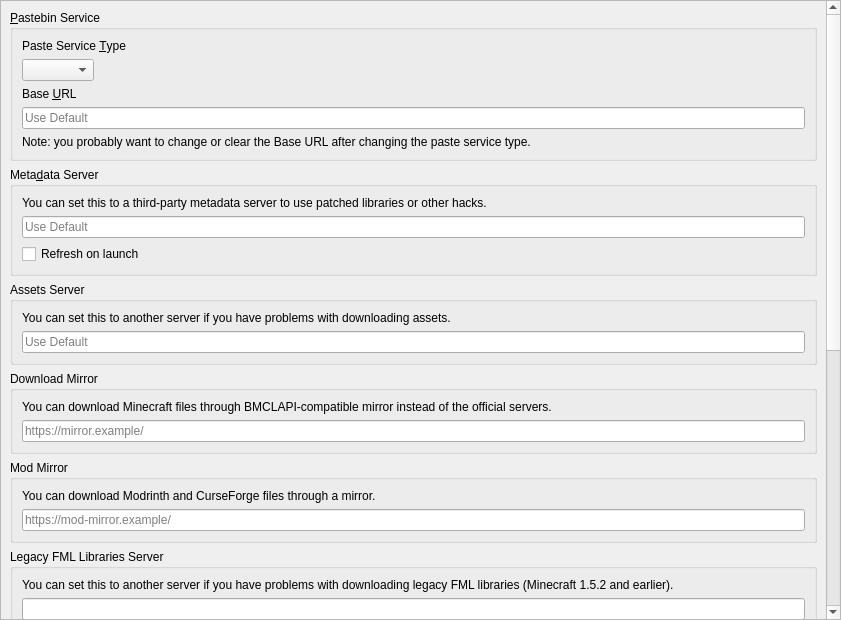
This is launcher/ui/pages/global/APIPage.ui in AP1028/PrismLauncher as Qt 5 draws it before an edit. The edited form follows.
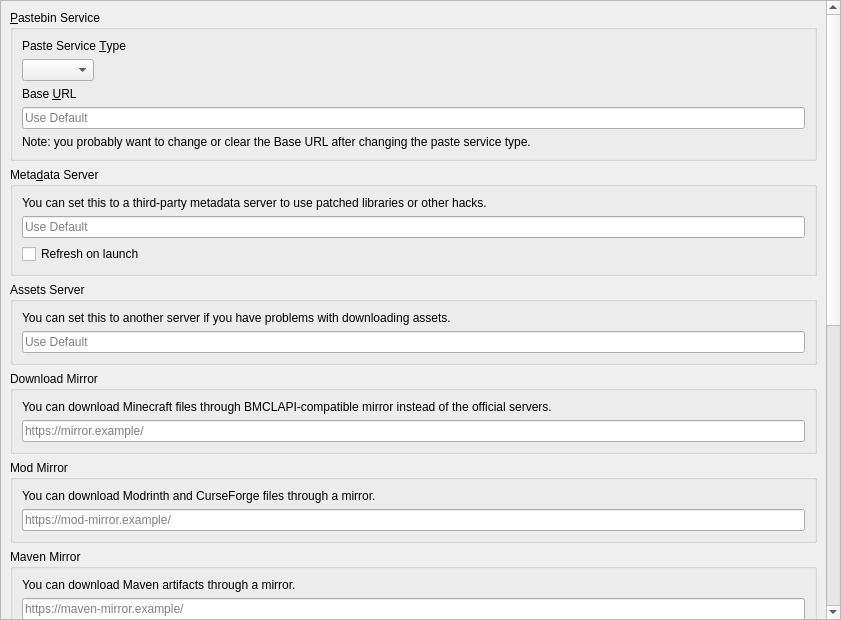
This is the edited form.

Commit message:
feat: add Maven mirror
Adds a Maven Mirror URL setting. When set, requests to repo1.maven.org
and repo.maven.apache.org are rewritten to the mirror at the network
request layer.

What changed in the file:
```diff
--- a/launcher/ui/pages/global/APIPage.ui
+++ b/launcher/ui/pages/global/APIPage.ui
@@ -226,6 +226,35 @@
          </layout>
         </widget>
        </item>
+       <item>
+        <widget class="QGroupBox" name="groupBox_mavenmirror">
+         <property name="title">
+          <string>Maven Mirror</string>
+         </property>
+         <layout class="QVBoxLayout" name="verticalLayout_mavenmirror">
+          <item>
+           <widget class="QLabel" name="label_mavenmirror">
+            <property name="text">
+             <string>You can download Maven artifacts through a mirror.</string>
+            </property>
+            <property name="wordWrap">
+             <bool>true</bool>
+            </property>
+           </widget>
+          </item>
+          <item>
+           <widget class="QLineEdit" name="mavenMirrorURL">
+            <property name="placeholderText">
+             <string>https://maven-mirror.example/</string>
+            </property>
+            <property name="clearButtonEnabled">
+             <bool>true</bool>
+            </property>
+           </widget>
+          </item>
+         </layout>
+        </widget>
+       </item>
        <item>
         <widget class="QGroupBox" name="groupBox_fmllibs">
          <property name="title">
```
The commit also changes 3 other files.
